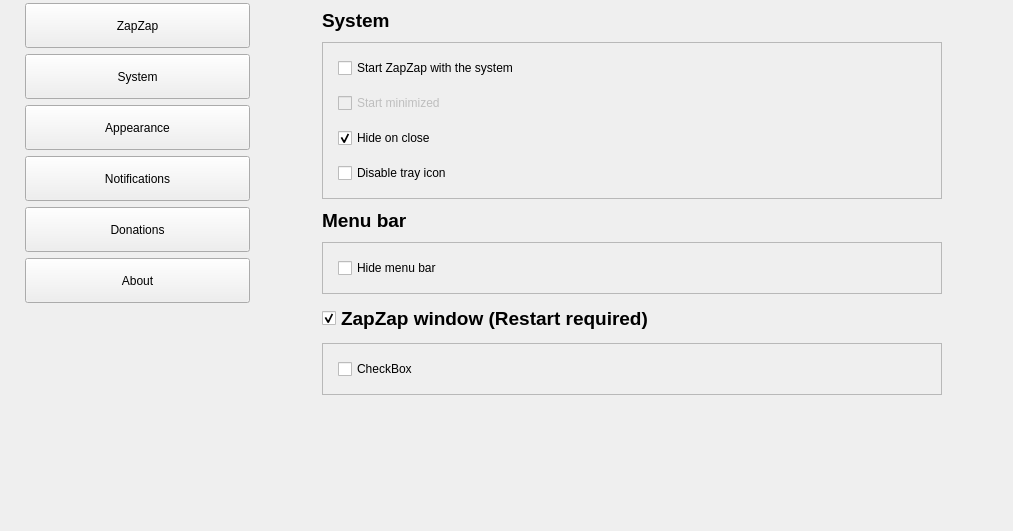
The window that zapzap/view/settings.ui (rafatosta/zapzap) describes before a commit, drawn with Qt 5.
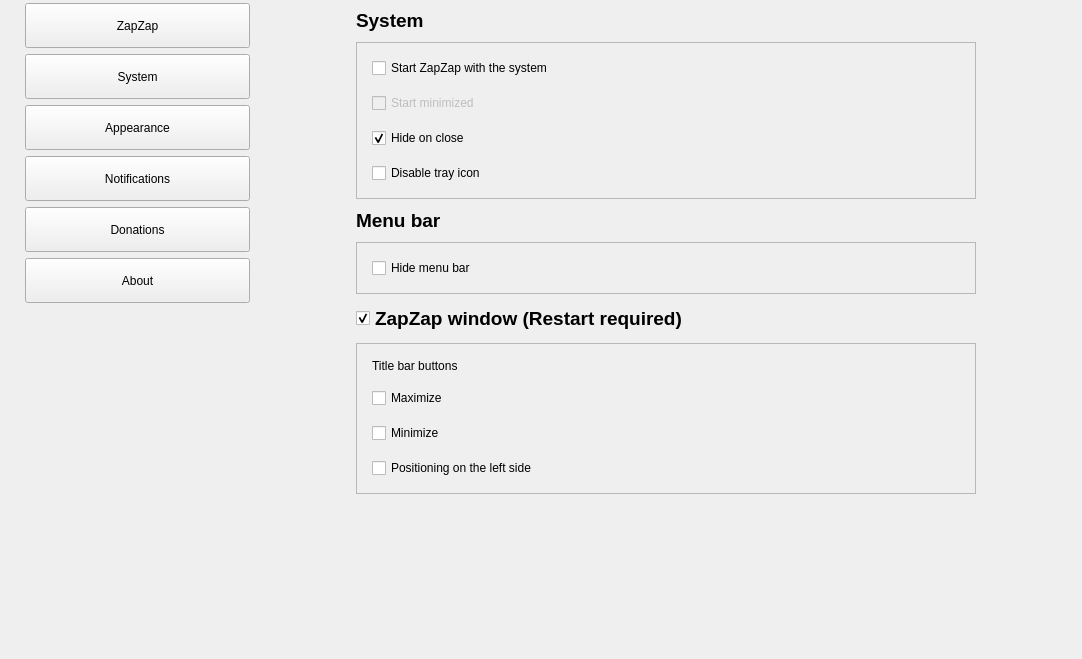
The same window after the commit. Icons and pictures are not drawn.

Commit message: ZapDecorations options

```diff
--- a/zapzap/view/settings.ui
+++ b/zapzap/view/settings.ui
@@ -6,8 +6,8 @@
    <rect>
     <x>0</x>
     <y>0</y>
-    <width>1013</width>
-    <height>531</height>
+    <width>1082</width>
+    <height>659</height>
    </rect>
   </property>
   <property name="minimumSize">
@@ -293,8 +293,8 @@
            <rect>
             <x>0</x>
             <y>0</y>
-            <width>763</width>
-            <height>531</height>
+            <width>832</width>
+            <height>659</height>
            </rect>
           </property>
           <layout class="QHBoxLayout" name="horizontalLayout_16">
@@ -548,9 +548,30 @@
                      <number>15</number>
                     </property>
                     <item>
-                     <widget class="QCheckBox" name="checkBox">
+                     <widget class="QLabel" name="label_15">
                       <property name="text">
-                       <string>CheckBox</string>
+                       <string>Title bar buttons</string>
+                      </property>
+                     </widget>
+                    </item>
+                    <item>
+                     <widget class="QCheckBox" name="cb_maximize">
+                      <property name="text">
+                       <string>Maximize</string>
+                      </property>
+                     </widget>
+                    </item>
+                    <item>
+                     <widget class="QCheckBox" name="cb_minimize">
+                      <property name="text">
+                       <string>Minimize</string>
+                      </property>
+                     </widget>
+                    </item>
+                    <item>
+                     <widget class="QCheckBox" name="cb_positLeft">
+                      <property name="text">
+                       <string>Positioning on the left side</string>
                       </property>
                      </widget>
                     </item>
```
